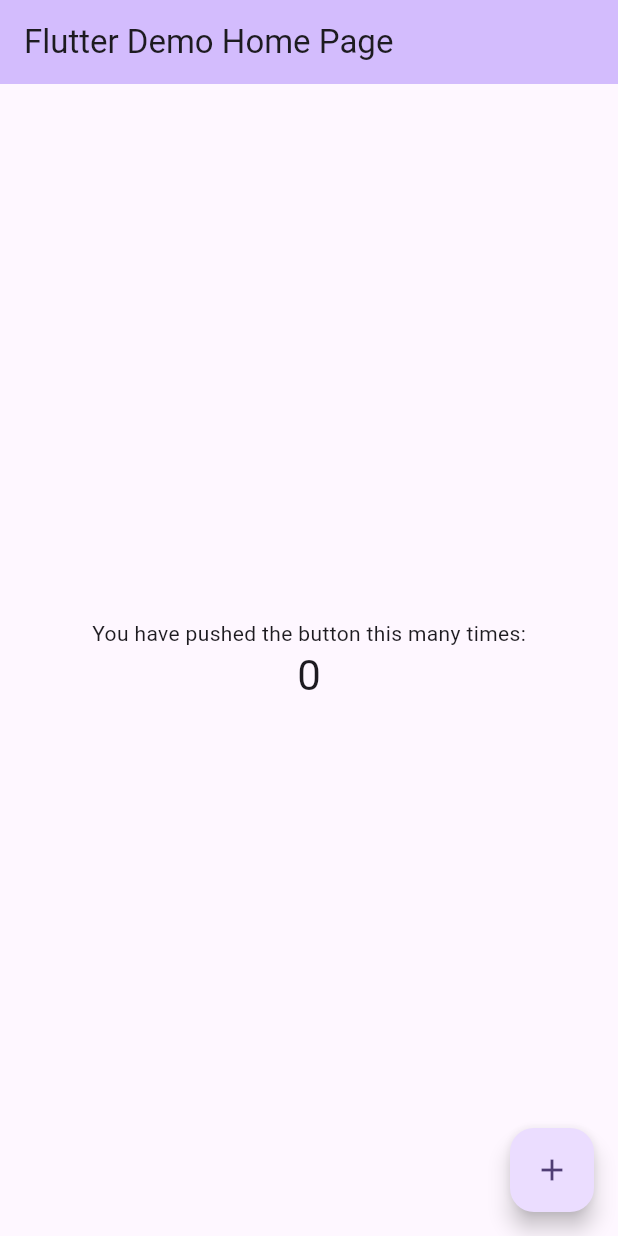
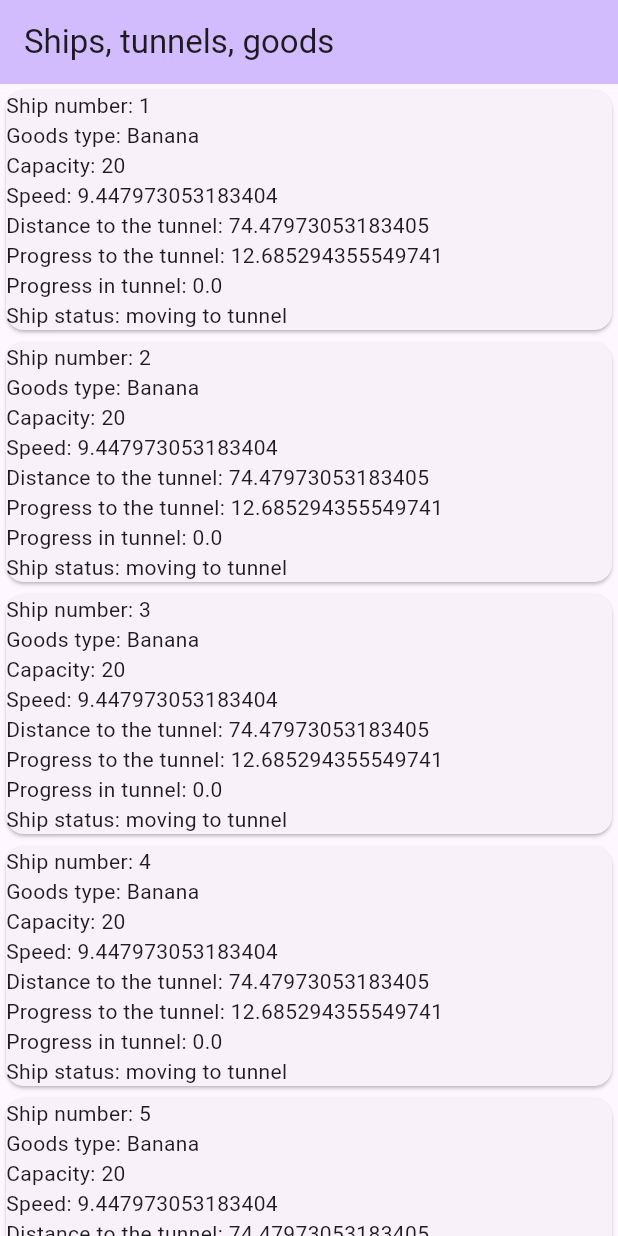
Before and after one commit to arkadi4/flutter_learning_apps, a Flutter app: the MyHomePage screen opened directly, on a phone screen of 412 x 824 dp. Run offline on Flutter 3.47's test engine with Material 2 defaults, Android fonts, the phone set to English and light mode, and no system bars.

Commit message:
feat: ships bad start (Wed Dec 20 22:30:32 RTZ 2023)

```diff
--- a/ships_tonnels_goods/lib/main.dart
+++ b/ships_tonnels_goods/lib/main.dart
@@ -1,4 +1,8 @@
+import 'dart:async';
+
 import 'package:flutter/material.dart';
+import 'dart:math';
+import 'package:ships_tonnels_goods/ship_object.dart';
 
 void main() {
   runApp(const MyApp());
@@ -7,46 +11,22 @@ void main() {
 class MyApp extends StatelessWidget {
   const MyApp({super.key});
 
-  // This widget is the root of your application.
+
   @override
   Widget build(BuildContext context) {
     return MaterialApp(
       title: 'Flutter Demo',
       theme: ThemeData(
-        // This is the theme of your application.
-        //
-        // TRY THIS: Try running your application with "flutter run". You'll see
-        // the application has a blue toolbar. Then, without quitting the app,
-        // try changing the seedColor in the colorScheme below to Colors.green
-        // and then invoke "hot reload" (save your changes or press the "hot
-        // reload" button in a Flutter-supported IDE, or press "r" if you used
-        // the command line to start the app).
-        //
-        // Notice that the counter didn't reset back to zero; the application
-        // state is not lost during the reload. To reset the state, use hot
-        // restart instead.
-        //
-        // This works for code too, not just values: Most code changes can be
-        // tested with just a hot reload.
         colorScheme: ColorScheme.fromSeed(seedColor: Colors.deepPurple),
         useMaterial3: true,
       ),
-      home: const MyHomePage(title: 'Flutter Demo Home Page'),
+      home: const MyHomePage(title: 'Ships, tunnels, goods'),
     );
   }
 }
 
 class MyHomePage extends StatefulWidget {
   const MyHomePage({super.key, required this.title});
-
-  // This widget is the home page of your application. It is stateful, meaning
-  // that it has a State object (defined below) that contains fields that affect
-  // how it looks.
-
-  // This class is the configuration for the state. It holds the values (in this
-  // case the title) provided by the parent (in this case the App widget) and
-  // used by the build method of the State. Fields in a Widget subclass are
-  // always marked "final".
 
   final String title;
 
@@ -55,71 +35,180 @@ class MyHomePage extends StatefulWidget {
 }
 
 class _MyHomePageState extends State<MyHomePage> {
-  int _counter = 0;
+  List<Ship> shipList = [];
+  List<Ship> shipsInTheTunnel = [];
+  List<Ship> queueBeforeTheTunnel = [];
+  var controllerGenerateAndMove = StreamController<Ship>();
+  var controllerTunnel = StreamController<Ship>();
 
-  void _incrementCounter() {
-    setState(() {
-      // This call to setState tells the Flutter framework that something has
-      // changed in this State, which causes it to rerun the build method below
-      // so that the display can reflect the updated values. If we changed
-      // _counter without calling setState(), then the build method would not be
-      // called again, and so nothing would appear to happen.
-      _counter++;
+  createRandomShips() {
+    for (var i=0; i<10; i++) {
+      Ship ship = Ship(
+        shipNumber: i+1,
+        goodsType: ['Bread', 'Banana', 'Clothes'][Random().nextInt(3)],
+        capacity: [10, 20, 30][Random().nextInt(3)],
+        speed: 10 - Random().nextDouble() * 5,
+        distanceToTheTunnel: 80 - Random().nextDouble() * 50,
+      );
+      shipList.add(ship);
+      controllerGenerateAndMove.add(ship);
+    }
+  }
+
+  @override
+  void initState() {
+    super.initState();
+    createRandomShips();
+    controllerGenerateAndMove.stream.listen((ship) {
+      // print(event.distanceToTheTunnel);
+      Timer.periodic(Duration(seconds: 1), (timer) {
+        // print('tick ${timer.tick}');
+        // print('speed ${event.speed}');
+        // print('distanceToTheTunnel ${event.distanceToTheTunnel}');
+        ship.progress = (ship.speed * timer.tick / ship.distanceToTheTunnel ) * 100;
+        if (ship.progress < 100) {
+          // print('progress ${event.progress}');
+          setState(() { });
+        }
+        if (ship.progress >= 100) {
+          ship.progress = 100;
+          ship.shipStatus = 'reach the tunnel';
+          setState(() { });
+          print('progress 100 shipNumber ${ship.shipNumber}');
+
+          controllerTunnel.add(ship);
+          timer.cancel();
+        }
+      });
+    });
+    controllerTunnel.stream.listen((ship) {
+      if (shipsInTheTunnel.length < 5 ) {
+        shipsInTheTunnel.add(ship);
+        print('shipsInTheTunnel ${shipsInTheTunnel}');
+        ship.shipStatus = 'moving in the tunnel';
+        // move
+        Timer.periodic(Duration(seconds: 1), (timer) {
+
+          // print('speed ${event.speed}');
+          // print('distanceToTheTunnel ${event.distanceToTheTunnel}');
+          ship.progressInTunnel = (ship.speed * timer.tick / ship.tunnelLength ) * 100;
+          if (ship.progressInTunnel < 100) {
+            // print('progress ${event.progress}');
+            setState(() { });
+          }
+          if (ship.progressInTunnel >= 100) {
+            ship.progressInTunnel = 100;
+            ship.shipStatus = 'finish the tunnel';
+            setState(() { });
+            // remove from shipsInTunnel
+            print('progressInTunnel 100 shipNumber ${ship.shipNumber}');
+            timer.cancel();
+          }
+        });
+      } else {
+        queueBeforeTheTunnel.add(ship);
+        print('queueBeforeTheTunnel ${queueBeforeTheTunnel}');
+      }
+      // shipsInTheTunnel.add(ship);
+      // print('ship queue ${shipsInTheTunnel}');
+
     });
   }
 
+
   @override
   Widget build(BuildContext context) {
-    // This method is rerun every time setState is called, for instance as done
-    // by the _incrementCounter method above.
-    //
-    // The Flutter framework has been optimized to make rerunning build methods
-    // fast, so that you can just rebuild anything that needs updating rather
-    // than having to individually change instances of widgets.
+    // print('build print' );
+
     return Scaffold(
       appBar: AppBar(
-        // TRY THIS: Try changing the color here to a specific color (to
-        // Colors.amber, perhaps?) and trigger a hot reload to see the AppBar
-        // change color while the other colors stay the same.
         backgroundColor: Theme.of(context).colorScheme.inversePrimary,
-        // Here we take the value from the MyHomePage object that was created by
-        // the App.build method, and use it to set our appbar title.
         title: Text(widget.title),
       ),
       body: Center(
-        // Center is a layout widget. It takes a single child and positions it
-        // in the middle of the parent.
         child: Column(
-          // Column is also a layout widget. It takes a list of children and
-          // arranges them vertically. By default, it sizes itself to fit its
-          // children horizontally, and tries to be as tall as its parent.
-          //
-          // Column has various properties to control how it sizes itself and
-          // how it positions its children. Here we use mainAxisAlignment to
-          // center the children vertically; the main axis here is the vertical
-          // axis because Columns are vertical (the cross axis would be
-          // horizontal).
-          //
-          // TRY THIS: Invoke "debug painting" (choose the "Toggle Debug Paint"
-          // action in the IDE, or press "p" in the console), to see the
-          // wireframe for each widget.
           mainAxisAlignment: MainAxisAlignment.center,
           children: <Widget>[
-            const Text(
-              'You have pushed the button this many times:',
+
+            Expanded(
+              child: ListView.builder(
+                  itemCount: shipList.length,
+                  itemBuilder: (BuildContext buildContext, int count) {
+                    // print('Ship number ${shipList[count].shipNumber}');
+                    return Card(
+                      child: Column(
+                        // mainAxisAlignment: MainAxisAlignment.start,
+                        crossAxisAlignment: CrossAxisAlignment.start,
+                        children: [
+                          Text('Ship number: ${shipList[count].shipNumber}'),
+                          Text('Goods type: ${shipList[count].goodsType}'),
+                          Text('Capacity: ${shipList[count].capacity}'),
+                          Text('Speed: ${shipList[count].speed}'),
+                          Text('Distance to the tunnel: ${shipList[count].distanceToTheTunnel}'),
+                          Text('Progress to the tunnel: ${shipList[count].progress}'),
+                          Text('Progress in tunnel: ${shipList[count].progressInTunnel}'),
+                          Text('Ship status: ${shipList[count].shipStatus}'),
+                        ],
+                      ),
+                    );
+                  }
+              ),
             ),
-            Text(
-              '$_counter',
-              style: Theme.of(context).textTheme.headlineMedium,
-            ),
+            // Expanded(
+            //   child: ListView.builder(
+            //     itemCount: shipList.length,
+            //     itemBuilder: (BuildContext buildContext, int count) {
+            //       // print('Ship number ${shipList[count].shipNumber}');
+            //       return Card(
+            //         child: Column(
+            //           // mainAxisAlignment: MainAxisAlignment.start,
+            //           crossAxisAlignment: CrossAxisAlignment.start,
+            //           children: [
+            //             Text('Ship number: ${shipList[count].shipNumber}'),
+            //             Text('Goods type: ${shipList[count].goodsType}'),
+            //             Text('Capacity: ${shipList[count].capacity}'),
+            //             Text('Speed: ${shipList[count].speed}'),
+            //             Text('Distance to the tunnel: ${shipList[count].distanceToTheTunnel}'),
+            //           ],
+            //         ),
+            //       );
+            //     }
+            //   ),
+            // ),
           ],
         ),
       ),
-      floatingActionButton: FloatingActionButton(
-        onPressed: _incrementCounter,
-        tooltip: 'Increment',
-        child: const Icon(Icons.add),
-      ), // This trailing comma makes auto-formatting nicer for build methods.
     );
   }
 }
+
+// Text('${ship1.shipNumber}'),
+// Text('some text'),
+// ElevatedButton(
+//   onPressed: () {
+//     shipList = [];
+//     createRandomShips();
+//     print('shipList ${shipList[2].shipNumber}');
+//     print('shipList ${shipList[2].goodsType}');
+//     setState(() { });
+//   },
+//   child: Text('crete ship')
+// ),
+
+// Expanded(
+//   child: StreamBuilder<Ship>(
+//     // initialData: Text('Waiting for ships'),
+//     stream: controllerWaitAtTheEntrance.stream,
+//     builder: (BuildContext context, AsyncSnapshot snapshot) {
+//       if (snapshot.hasData) {
+//         print('Stream 2 snapshot ${snapshot.data.shipNumber}');
+//         shipQueueBeforeTunnel.add(snapshot.data);
+//         return Text('Stream 2 shipQueueBeforeTunnel ${shipQueueBeforeTunnel}'
+//                       );
+//       } else {
+//         return Text('Waiting for ships');
+//       }
+//     }
+//   ),
+// ),
+// Text('First five ships in queue before the tunnel ${shipQueueBeforeTunnel}'),
--- /dev/null
+++ b/ships_tonnels_goods/lib/ship_object.dart
@@ -0,0 +1,61 @@
+
+
+import 'dart:async';
+import 'dart:math';
+
+class Ship {
+  // String goodsType = ['Bread', 'Banana', 'Clothes'][Random().nextInt(3)];
+  // int capacity = [10, 20, 30][Random().nextInt(3)];
+  // int shipNumber = 0;
+  // String goodsType = '1111';
+  // int capacity = 1111;
+  // int shipNumber = 0;
+  String goodsType;
+  int capacity;
+  int shipNumber;
+  double speed;
+  double distanceToTheTunnel;
+  double progress = 0.0;
+  String shipStatus = 'moving to tunnel';
+  double tunnelLength = 100;
+  double progressInTunnel = 0.0;
+
+  Ship(
+    {
+      required this.shipNumber,
+      required this.capacity,
+      required this.goodsType,
+      required this.speed,
+      required this.distanceToTheTunnel
+    }
+  );
+
+  move()  {
+    Timer.periodic(Duration(seconds: 1), (timer) {
+      print('tick ${timer.tick}');
+      print('speed ${speed}');
+      print('distanceToTheTunnel ${distanceToTheTunnel}');
+      progress = (speed * timer.tick / distanceToTheTunnel ) * 100;
+      print('progress ${progress}');
+      if (timer.tick > 5) {
+        timer.cancel();
+      }
+    });
+  }
+
+  // createShipWithNumber() {
+  //   shipNumber++;
+  //   return Ship();
+  // }
+
+  // factory Ship.create() {
+  //   // goodsType = ['Bread', 'Banana', 'Clothes'][Random().nextInt(3)];
+  //   // capacity = 0;
+  //   // shipNumber = shipNumber +1;
+  //   return Ship();
+  // }
+
+
+
+  // String goodsType, int capacity
+}
```
